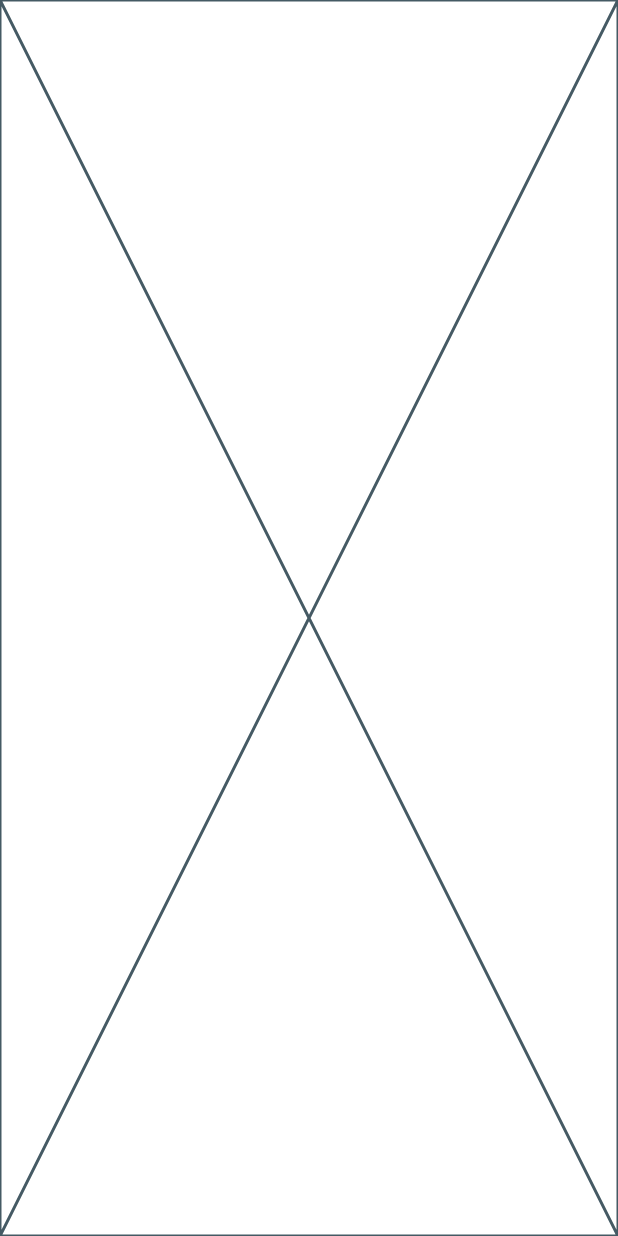
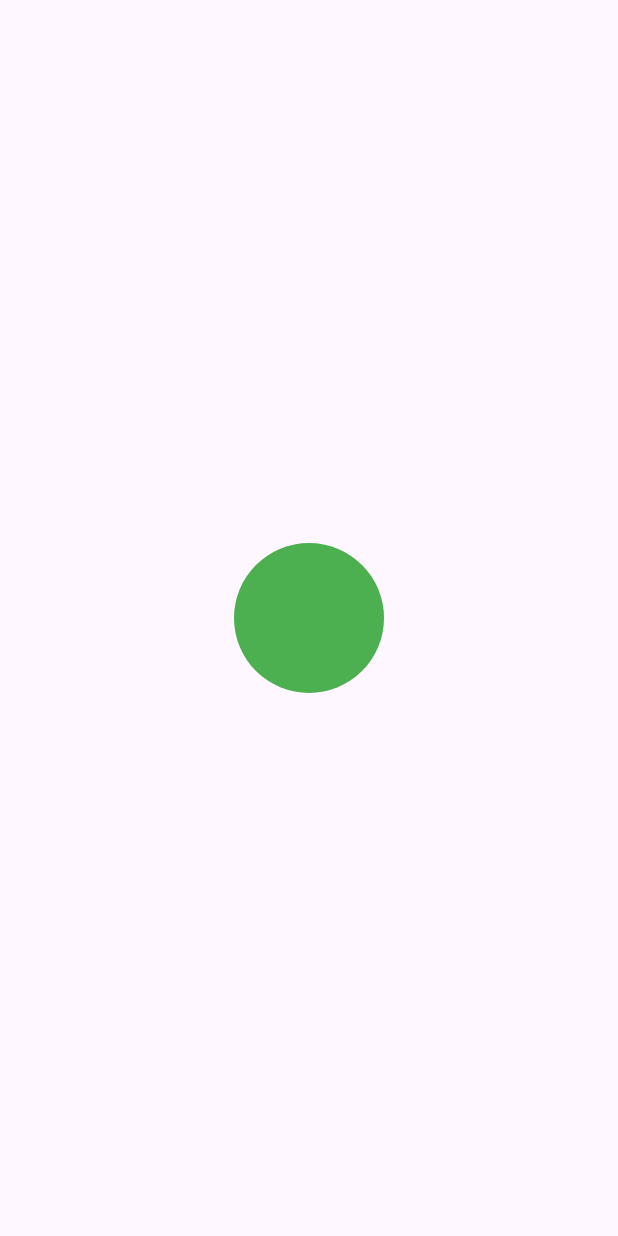
Before and after one commit to corpiii/flutter_basic, a Flutter app: the screen it shows after launch, on a phone screen of 412 x 824 dp. Run offline on Flutter 3.47's test engine with Material 3 defaults, Android fonts, the phone set to English and light mode, and no system bars.

Commit message:
feat: sensor screen 내 원 뷰 생성하여 가운데에 위치.

```diff
--- a/lib/main.dart
+++ b/lib/main.dart
@@ -1,6 +1,5 @@
 import 'package:flutter/material.dart';
-
-import 'main_screen/main_screen.dart';
+import 'package:flutter_basic/sensor_screen/sensor_screen.dart';
 
 void main() {
   runApp(const MyApp());
@@ -17,7 +16,7 @@ class MyApp extends StatelessWidget {
         colorScheme: ColorScheme.fromSeed(seedColor: Colors.deepPurple),
         useMaterial3: true,
       ),
-      home: MainScreen(),
+      home: SensorScreen(),
     );
   }
 }
--- a/lib/main_screen/main_screen.dart
+++ /dev/null
@@ -1,10 +0,0 @@
-import 'package:flutter/material.dart';
-
-class MainScreen extends StatelessWidget {
-  const MainScreen({super.key});
-
-  @override
-  Widget build(BuildContext context) {
-    return const Placeholder();
-  }
-}
--- /dev/null
+++ b/lib/sensor_screen/sensor_screen.dart
@@ -0,0 +1,32 @@
+import 'package:flutter/material.dart';
+
+class SensorScreen extends StatelessWidget {
+
+
+  const SensorScreen({super.key});
+
+  @override
+  Widget build(BuildContext context) {
+    final centerX = MediaQuery.of(context).size.width / 2 - 50;
+    final centerY = MediaQuery.of(context).size.height / 2 - 50;
+
+    return Scaffold(
+      body: Stack(
+        children: [
+          Positioned(
+            top: centerY,
+            left: centerX,
+            child: Container(
+              decoration: const BoxDecoration(
+                shape: BoxShape.circle,
+                color: Colors.green,
+              ),
+              width: 100,
+              height: 100,
+            ),
+          )
+        ],
+      ),
+    );
+  }
+}
```
Also changed, not shown: 3 other files.
